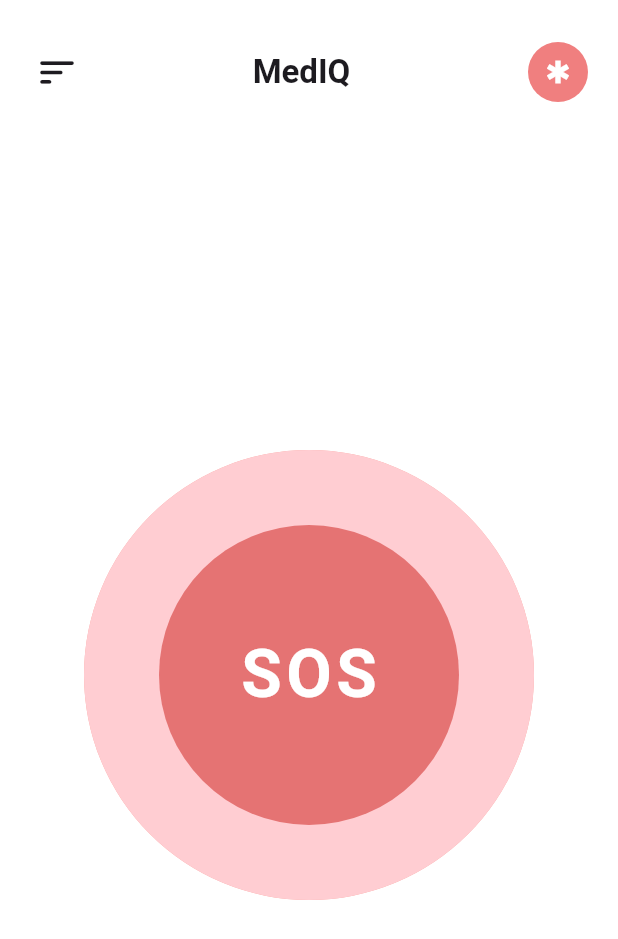
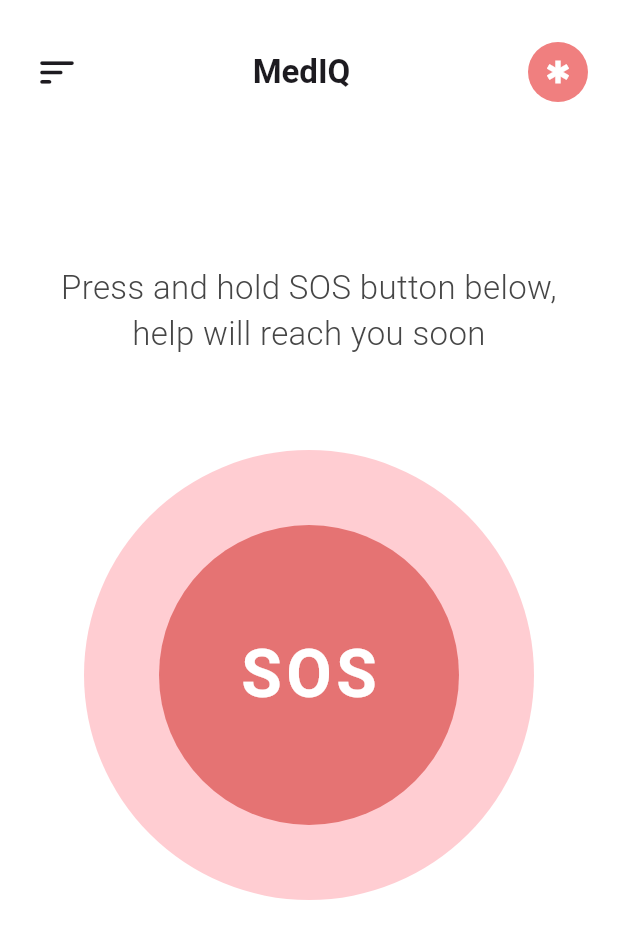
Before and after one commit to kodecosmo/MedIQ-Flutter-New, a Flutter app: the screen it shows after launch, after a tap on "SOS", on a phone screen of 412 x 824 dp. Shown: the top 939 px of the screen. Run offline on Flutter 3.47's test engine with Material 3 defaults, Android fonts, the phone set to English and light mode, and no system bars; drawn by our look-alikes of avatar_glow; our stand-ins replace lottie, smooth_page_indicator, speech_to_text.

Commit message:
feat: Add countdown functionality to SOS button

```diff
--- a/lib/screen/sos.dart
+++ b/lib/screen/sos.dart
@@ -1,5 +1,7 @@
+import 'dart:async';
+
+import 'package:flutter/material.dart';
 import 'package:avatar_glow/avatar_glow.dart';
-import 'package:flutter/material.dart';
 
 class Sos extends StatefulWidget {
   const Sos({Key? key}) : super(key: key);
@@ -10,6 +12,9 @@ class Sos extends StatefulWidget {
 
 class _SosState extends State<Sos> {
   double _glowSize = 0.0; // Initial size of the glow
+  bool _isCounting = false; // Flag to track if countdown is active
+  int _countDown = 3; // Initial countdown value
+  Timer? _timer; // Timer object to handle countdown
 
   @override
   Widget build(BuildContext context) {
@@ -28,7 +33,7 @@ class _SosState extends State<Sos> {
             centerTitle: true,
             backgroundColor: Colors.white,
             elevation: 0.0, // Add padding above title
-            title: Text(
+            title: const Text(
               "MedIQ",
               style: TextStyle(
                 fontWeight: FontWeight.bold,
@@ -40,14 +45,14 @@ class _SosState extends State<Sos> {
                 height: 40.0,
                 decoration: BoxDecoration(
                   shape: BoxShape.circle,
-                  color: Color.fromARGB(255, 240, 127, 127),
+                  color: const Color.fromARGB(255, 240, 127, 127),
                 ),
                 child: IconButton(
                   onPressed: () {
                     // Add your SOS button logic here
                     print('SOS button pressed from app bar');
                   },
-                  icon: Icon(Icons.emergency_sharp),
+                  icon: const Icon(Icons.emergency_sharp),
                   iconSize: 20.0,
                   color: Colors.white,
                 ),
@@ -58,22 +63,26 @@ class _SosState extends State<Sos> {
       ),
       body: Stack(
         children: [
-          Center(
-            child: AnimatedContainer(
-              duration: Duration(milliseconds: 500),
-              curve: Curves.easeInOut,
-              width: _glowSize,
-              height: _glowSize,
-              decoration: BoxDecoration(
-                shape: BoxShape.circle,
-                color: Colors.red.withOpacity(0.5), // Adjust opacity as needed
+          const Positioned(
+            top: 100.0, // Adjust the top position as needed
+            left: 0,
+            right: 0,
+            child: Center(
+              child: Text(
+                'Press and hold SOS button below,\nhelp will reach you soon',
+                textAlign: TextAlign.center,
+                style: TextStyle(
+                  fontSize: 22,
+                  color: Color.fromARGB(255, 70, 70, 70),
+                  fontWeight: FontWeight.w300,
+                ),
               ),
             ),
           ),
           Center(
             child: AvatarGlow(
               animate: true,
-              glowColor: Color.fromARGB(255, 224, 120, 134),
+              glowColor: const Color.fromARGB(255, 224, 120, 134),
               duration: const Duration(milliseconds: 2000),
               repeat: true,
               child: CircleAvatar(
@@ -96,22 +105,40 @@ class _SosState extends State<Sos> {
                   200, // Increased height to cover a larger portion of the screen
               child: Material(
                 // Using Material widget to provide the ink splash effect
-                shape: CircleBorder(), // Set shape to circle
+                shape: const CircleBorder(), // Set shape to circle
                 color: Colors.transparent, // Set button color to transparent
                 child: InkWell(
                   // Using InkWell for ink splash effect
                   borderRadius: BorderRadius.circular(
                       100), // Set border radius to half the width/height for a circular shape
-                  onTap: () {
+                  onTapDown: (_) {
+                    // Start the countdown when the button is pressed
                     setState(() {
-                      // Increase the size of the glow when tapped
-                      _glowSize = 300.0; // Adjust the size as needed
+                      _isCounting = true;
                     });
-                    // Add your SOS button logic here
-                    print('SOS button pressed');
+                    startCountdown();
+                  },
+                  onTapUp: (_) {
+                    // Reset the countdown when the button is released
+                    setState(() {
+                      _isCounting = false;
+                      _countDown = 3; // Reset the countdown value
+                      _timer
+                          ?.cancel(); // Cancel the countdown timer if it's active
+                    });
                   },
                   child: Center(
-                    child: Text(
+                    child: _isCounting
+                        ? Text(
+                            _countDown.toString(),
+                            style: const TextStyle(
+                              fontSize: 44,
+                              color: Colors.white, // Set text color to white
+                              fontWeight: FontWeight.bold,
+                              letterSpacing: 3,
+                            ),
+                          )
+                        : const Text(
                             'SOS',
                             style: TextStyle(
                               fontSize: 44,
@@ -129,4 +156,39 @@ class _SosState extends State<Sos> {
       ),
     );
   }
+
+  // Method to start the countdown
+  void startCountdown() {
+    const oneSecond = Duration(seconds: 1);
+    _timer = Timer.periodic(oneSecond, (timer) {
+      if (_countDown == 0) {
+        // When countdown reaches 0, navigate to the new page
+        Navigator.push(
+          context,
+          MaterialPageRoute(builder: (context) => NewPage()),
+        );
+        timer.cancel(); // Stop the countdown timer
+      } else {
+        setState(() {
+          // Decrement the countdown value
+          _countDown--;
+        });
       }
+    });
+  }
+}
+
+// New page widget to navigate to
+class NewPage extends StatelessWidget {
+  @override
+  Widget build(BuildContext context) {
+    return Scaffold(
+      appBar: AppBar(
+        title: const Text('New Page'),
+      ),
+      body: Center(
+        child: Text('New Page Content'),
+      ),
+    );
+  }
+}
```
Lines whose indentation alone changed are shown as unchanged.
